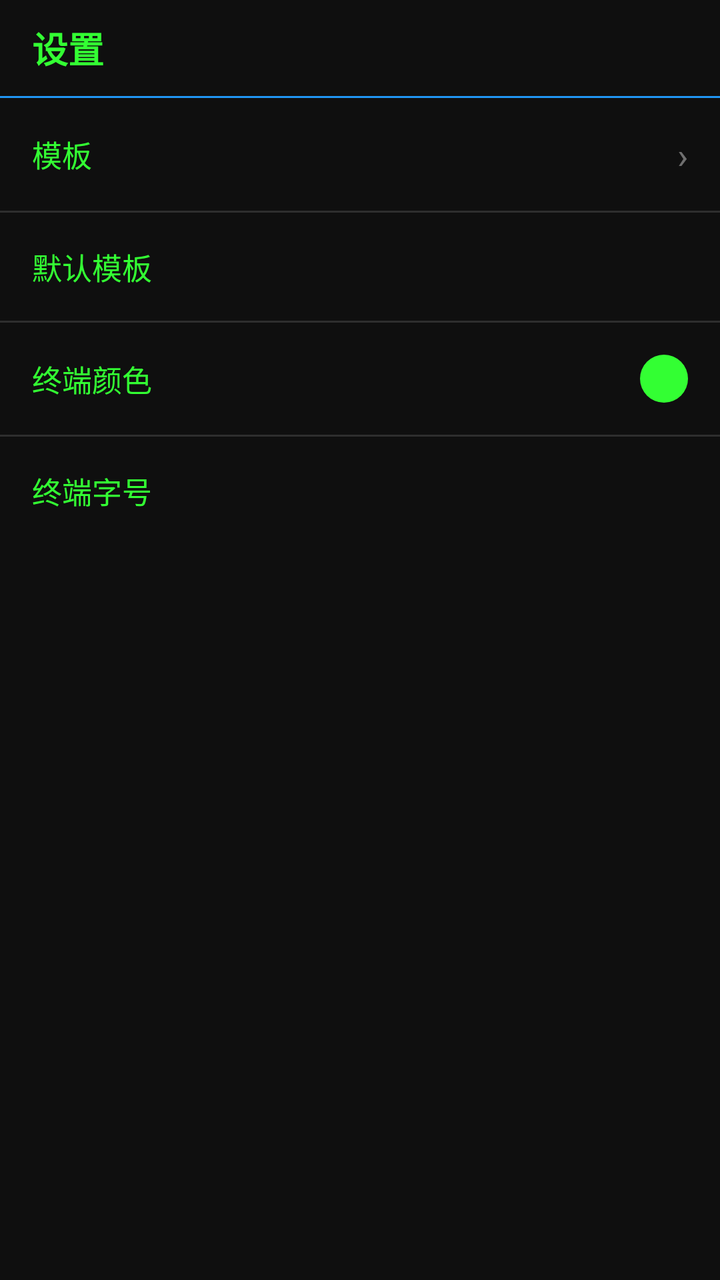
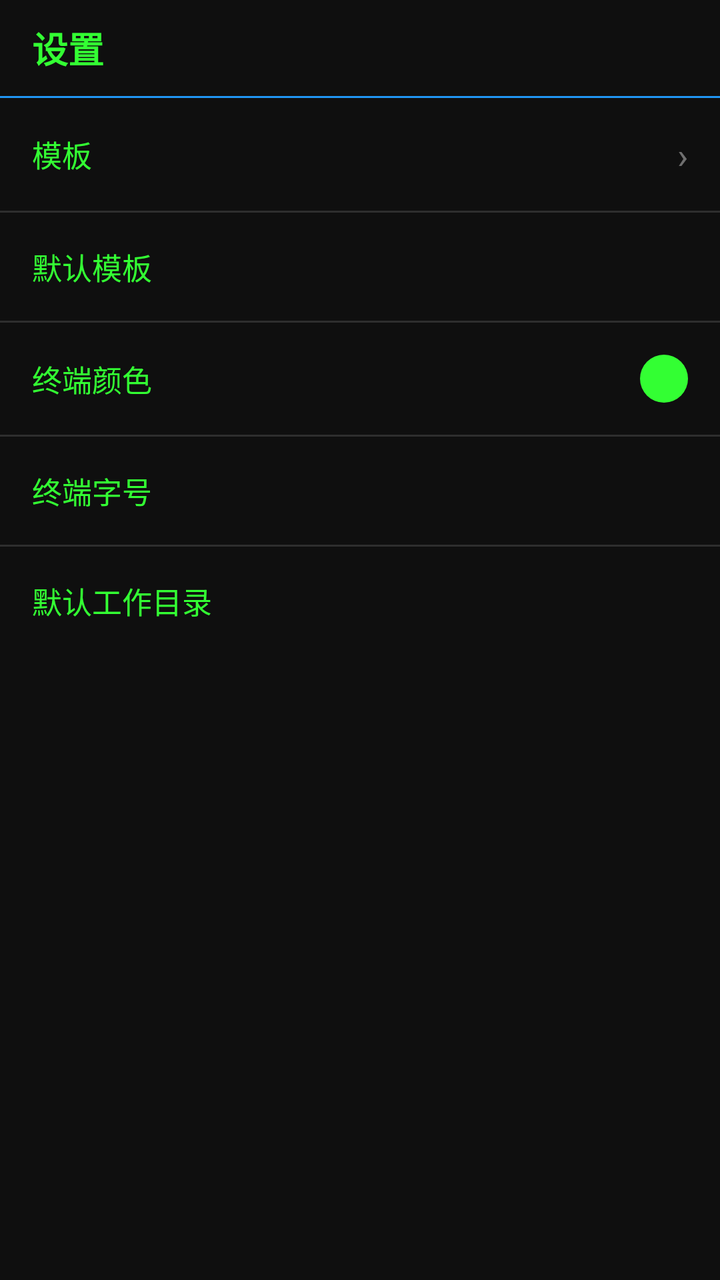

An Android layout rendered at two revisions. The XML below is the earlier revision; the diff shows what the commit changed to produce the second picture.
<!-- AndroidManifest.xml: application theme Theme.TerminusRoot -->
<!-- res/layout/activity_settings.xml -->
<?xml version="1.0" encoding="utf-8"?>
<androidx.constraintlayout.widget.ConstraintLayout xmlns:android="http://schemas.android.com/apk/res/android"
    xmlns:app="http://schemas.android.com/apk/res-auto"
    android:layout_width="match_parent"
    android:layout_height="match_parent">

    <TextView
        android:id="@+id/headerTitle"
        style="@style/TitleBar"
        android:text="@string/settings"
        app:layout_constraintStart_toStartOf="parent"
        app:layout_constraintTop_toTopOf="parent" />

    <View
        android:id="@+id/headerDivider"
        android:layout_width="match_parent"
        android:layout_height="1dp"
        android:background="@color/accent"
        app:layout_constraintTop_toBottomOf="@id/headerTitle" />

    <LinearLayout
        android:id="@+id/layoutSettings"
        android:layout_width="match_parent"
        android:layout_height="0dp"
        android:orientation="vertical"
        app:layout_constraintBottom_toBottomOf="parent"
        app:layout_constraintEnd_toEndOf="parent"
        app:layout_constraintStart_toStartOf="parent"
        app:layout_constraintTop_toBottomOf="@id/headerDivider">

        <LinearLayout
            android:id="@+id/rowTemplates"
            android:layout_width="match_parent"
            android:layout_height="wrap_content"
            android:background="?attr/selectableItemBackground"
            android:gravity="center_vertical"
            android:orientation="horizontal"
            android:padding="16dp">

            <TextView
                android:layout_width="0dp"
                android:layout_height="wrap_content"
                android:layout_weight="1"
                android:text="@string/templates"
                android:textColor="@color/terminal_text"
                android:textSize="15sp" />

            <TextView
                android:layout_width="wrap_content"
                android:layout_height="wrap_content"
                android:textColor="#66FFFFFF"
                android:textSize="18sp"
                android:text="›" />
        </LinearLayout>

        <View
            android:layout_width="match_parent"
            android:layout_height="1dp"
            android:background="#2E2E2E" />

        <LinearLayout
            android:id="@+id/rowDefaultTemplate"
            android:layout_width="match_parent"
            android:layout_height="wrap_content"
            android:background="?attr/selectableItemBackground"
            android:gravity="center_vertical"
            android:orientation="horizontal"
            android:padding="16dp">

            <TextView
                android:layout_width="0dp"
                android:layout_height="wrap_content"
                android:layout_weight="1"
                android:text="@string/default_template"
                android:textColor="@color/terminal_text"
                android:textSize="15sp" />

            <TextView
                android:id="@+id/textDefaultTemplate"
                android:layout_width="wrap_content"
                android:layout_height="wrap_content"
                android:textColor="#88FF88"
                android:textSize="13sp" />
        </LinearLayout>

        <View
            android:layout_width="match_parent"
            android:layout_height="1dp"
            android:background="#2E2E2E" />

        <LinearLayout
            android:id="@+id/rowColor"
            android:layout_width="match_parent"
            android:layout_height="wrap_content"
            android:background="?attr/selectableItemBackground"
            android:gravity="center_vertical"
            android:orientation="horizontal"
            android:padding="16dp">

            <TextView
                android:layout_width="0dp"
                android:layout_height="wrap_content"
                android:layout_weight="1"
                android:text="@string/color"
                android:textColor="@color/terminal_text"
                android:textSize="15sp" />

            <TextView
                android:id="@+id/textColorSummary"
                android:layout_width="wrap_content"
                android:layout_height="wrap_content"
                android:textColor="#88FF88"
                android:textSize="13sp" />

            <View
                android:id="@+id/viewColorSwatch"
                android:layout_width="24dp"
                android:layout_height="24dp"
                android:layout_marginStart="12dp"
                android:background="@drawable/bg_swatch" />
        </LinearLayout>

        <View
            android:layout_width="match_parent"
            android:layout_height="1dp"
            android:background="#2E2E2E" />

        <LinearLayout
            android:id="@+id/rowFontSize"
            android:layout_width="match_parent"
            android:layout_height="wrap_content"
            android:background="?attr/selectableItemBackground"
            android:gravity="center_vertical"
            android:orientation="horizontal"
            android:padding="16dp">

            <TextView
                android:layout_width="0dp"
                android:layout_height="wrap_content"
                android:layout_weight="1"
                android:text="@string/font_size"
                android:textColor="@color/terminal_text"
                android:textSize="15sp" />

            <TextView
                android:id="@+id/textFontSize"
                android:layout_width="wrap_content"
                android:layout_height="wrap_content"
                android:textColor="#88FF88"
                android:textSize="13sp" />
        </LinearLayout>
    </LinearLayout>
</androidx.constraintlayout.widget.ConstraintLayout>
<!-- resources referenced by this layout -->
<resources>
  <color name="accent">#FF2196F3</color>
  <color name="terminal_text">#FF33FF33</color>
  <!-- drawable bg_swatch (drawable) -->
  <?xml version="1.0" encoding="utf-8"?>
  <shape xmlns:android="http://schemas.android.com/apk/res/android"
      android:shape="oval">
      <solid android:color="#FF33FF33" />
  </shape>
  <string name="color">终端颜色</string>
  <string name="default_template">默认模板</string>
  <string name="font_size">终端字号</string>
  <string name="settings">设置</string>
  <string name="templates">模板</string>
  <style name="TitleBar">
          <item name="android:layout_width">match_parent</item>
          <item name="android:layout_height">48dp</item>
          <item name="android:background">@color/terminal_bg</item>
          <item name="android:gravity">center_vertical</item>
          <item name="android:paddingStart">16dp</item>
          <item name="android:paddingEnd">16dp</item>
          <item name="android:textColor">@color/terminal_text</item>
          <item name="android:textSize">18sp</item>
          <item name="android:textStyle">bold</item>
      </style>
  <style name="Theme.TerminusRoot" parent="Theme.MaterialComponents.DayNight.NoActionBar">
          <item name="colorPrimary">@color/terminal_bg</item>
          <item name="colorPrimaryVariant">@color/black</item>
          <item name="colorOnPrimary">@color/terminal_text</item>
          <item name="colorSecondary">@color/accent</item>
          <item name="colorOnSecondary">@color/white</item>
          <item name="android:windowBackground">@color/terminal_bg</item>
          <item name="android:textColor">@color/terminal_text</item>
      </style>
  <color name="terminal_bg">#FF0F0F0F</color>
  <color name="black">#FF000000</color>
  <color name="white">#FFFFFFFF</color>
</resources>

<!-- the commit's change to res/layout/activity_settings.xml (unified diff, before → after) -->
@@ -149,5 +149,38 @@
                 android:textColor="#88FF88"
                 android:textSize="13sp" />
         </LinearLayout>
+
+        <View
+            android:layout_width="match_parent"
+            android:layout_height="1dp"
+            android:background="#2E2E2E" />
+
+        <LinearLayout
+            android:id="@+id/rowDefaultPwd"
+            android:layout_width="match_parent"
+            android:layout_height="wrap_content"
+            android:background="?attr/selectableItemBackground"
+            android:gravity="center_vertical"
+            android:orientation="horizontal"
+            android:padding="16dp">
+
+            <TextView
+                android:layout_width="0dp"
+                android:layout_height="wrap_content"
+                android:layout_weight="1"
+                android:text="@string/default_pwd"
+                android:textColor="@color/terminal_text"
+                android:textSize="15sp" />
+
+            <TextView
+                android:id="@+id/textDefaultPwd"
+                android:layout_width="wrap_content"
+                android:layout_height="wrap_content"
+                android:maxWidth="220dp"
+                android:singleLine="true"
+                android:ellipsize="start"
+                android:textColor="#88FF88"
+                android:textSize="13sp" />
+        </LinearLayout>
     </LinearLayout>
 </androidx.constraintlayout.widget.ConstraintLayout>
<!-- resource entries referenced after the edit -->
@@ -9,6 +9,7 @@
       <solid android:color="#FF33FF33" />
   </shape>
   <string name="color">终端颜色</string>
+  <string name="default_pwd">默认工作目录</string>
   <string name="default_template">默认模板</string>
   <string name="font_size">终端字号</string>
   <string name="settings">设置</string>
